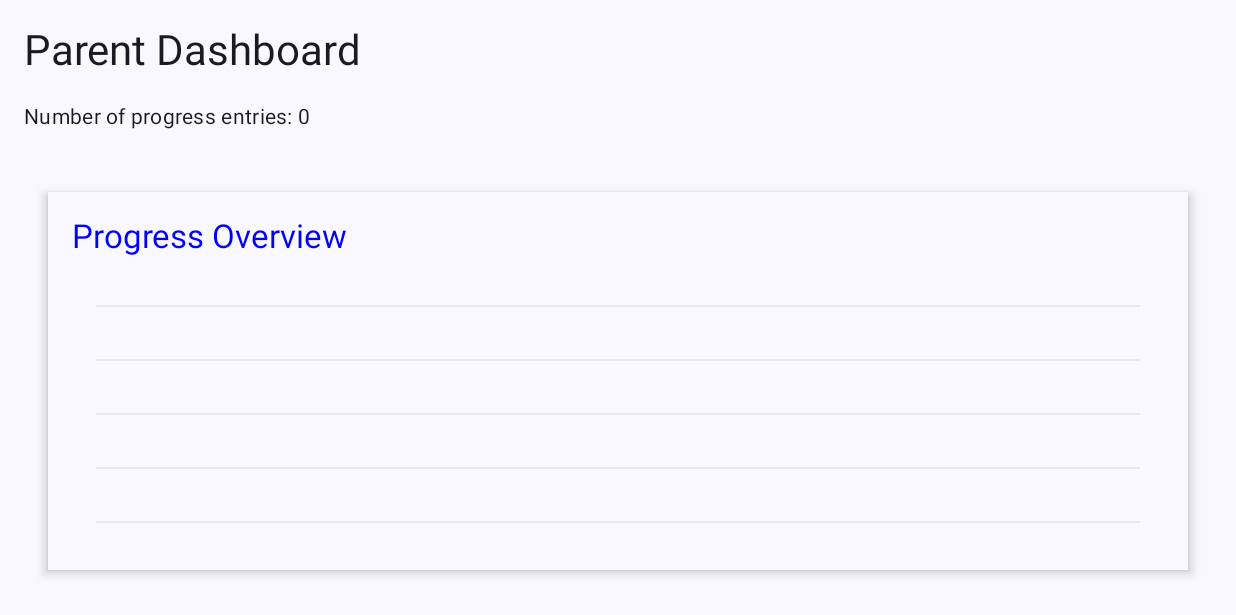
After one commit to SuperNovaXYZ/Week12, an Android app built with Jetpack Compose: the ParentDashboardScreen screen opened through its navigation route, on a phone screen of 824 x 412 dp (held sideways). The commit adds this screen. Shown: the top 615 px of the screen. Run offline under Robolectric (Android 15) with nearby library versions, the phone set to English and light mode, and no system bars.

Commit message:
Saves Progress

```diff
--- a/app/src/main/java/com/example/novacode/MainActivity.kt
+++ b/app/src/main/java/com/example/novacode/MainActivity.kt
@@ -15,6 +15,9 @@ import androidx.navigation.compose.rememberNavController
 import com.example.novacode.ui.theme.NovaCodeTheme
 import com.example.novacode.screens.*
 import com.example.novacode.services.MusicService
+import androidx.lifecycle.viewmodel.compose.LocalViewModelStoreOwner
+import androidx.lifecycle.viewmodel.compose.viewModel
+import com.example.novacode.viewmodels.GameViewModel
 
 class MainActivity : ComponentActivity() {
     private var musicServiceIntent: Intent? = null
@@ -48,6 +51,7 @@ class MainActivity : ComponentActivity() {
 @Composable
 fun NovaCodeApp() {
     val navController = rememberNavController()
+    val sharedViewModel: GameViewModel = viewModel()
 
     NavHost(navController = navController, startDestination = "welcome") {
         composable("welcome") { WelcomeScreen(navController) }
@@ -56,8 +60,9 @@ fun NovaCodeApp() {
         composable("parentRegister") { ParentRegisterScreen(navController) }
         composable("childRegister") { ChildRegisterScreen(navController) }
         composable("mainMenu") { MainMenuScreen(navController) }
-        composable("level1") { Level1Screen(navController) }
-        composable("level2") { Level2Screen(navController) }
-        composable("level3") { Level3Screen(navController) }
+        composable("level1") { Level1Screen(navController, sharedViewModel) }
+        composable("level2") { Level2Screen(navController, sharedViewModel) }
+        composable("level3") { Level3Screen(navController, sharedViewModel) }
+        composable("parentDashboard") { ParentDashboardScreen(navController, sharedViewModel) }
     }
 }
--- /dev/null
+++ b/app/src/main/java/com/example/novacode/components/ProgressChart.kt
@@ -0,0 +1,103 @@
+package com.example.novacode.components
+
+import androidx.compose.foundation.Canvas
+import androidx.compose.foundation.layout.*
+import androidx.compose.material3.*
+import androidx.compose.runtime.*
+import androidx.compose.ui.Alignment
+import androidx.compose.ui.Modifier
+import androidx.compose.ui.geometry.Offset
+import androidx.compose.ui.graphics.Color
+import androidx.compose.ui.graphics.Path
+import androidx.compose.ui.graphics.drawscope.Stroke
+import androidx.compose.ui.unit.dp
+import com.example.novacode.data.GameProgress
+
+@Composable
+fun ProgressChart(
+    progressList: List<GameProgress>,
+    modifier: Modifier = Modifier
+) {
+    Surface(
+        modifier = modifier.padding(16.dp),
+        shadowElevation = 4.dp,
+        color = MaterialTheme.colorScheme.surface
+    ) {
+        Column(modifier = Modifier.padding(16.dp)) {
+            Text(
+                "Progress Overview",
+                style = MaterialTheme.typography.titleLarge,
+                color = Color.Blue
+            )
+
+            Spacer(modifier = Modifier.height(16.dp))
+
+            Canvas(
+                modifier = Modifier
+                    .fillMaxWidth()
+                    .height(200.dp)
+                    .padding(16.dp)
+            ) {
+                val width = size.width
+                val height = size.height
+                val maxScore = progressList.maxOfOrNull { it.score } ?: 100
+
+                // Draw grid lines
+                for (i in 0..4) {
+                    val y = height * (1 - i / 4f)
+                    drawLine(
+                        color = Color.Gray.copy(alpha = 0.3f),
+                        start = Offset(0f, y),
+                        end = Offset(width, y),
+                        strokeWidth = 1f
+                    )
+                }
+
+                // Draw progress line
+                if (progressList.isNotEmpty()) {
+                    val path = Path()
+                    val xStep = width / (progressList.size - 1).coerceAtLeast(1)
+                    val points = progressList.map { it.score.toFloat() / maxScore }
+
+                    if (points.size == 1) {
+                        // If only one point, draw a dot
+                        val x = width / 2
+                        val y = height * (1 - points[0])
+                        drawCircle(
+                            color = Color.Blue,
+                            radius = 4.dp.toPx(),
+                            center = Offset(x, y)
+                        )
+                    } else {
+                        // Draw connected line for multiple points
+                        path.moveTo(0f, height * (1 - points.first()))
+                        points.forEachIndexed { index, point ->
+                            path.lineTo(index * xStep, height * (1 - point))
+                        }
+
+                        drawPath(
+                            path = path,
+                            color = Color.Blue,
+                            style = Stroke(width = 3f)
+                        )
+                    }
+                }
+            }
+
+            // Level labels
+            Row(
+                modifier = Modifier
+                    .fillMaxWidth()
+                    .padding(top = 8.dp),
+                horizontalArrangement = Arrangement.SpaceBetween
+            ) {
+                progressList.forEach { progress ->
+                    Text(
+                        "Level ${progress.levelId}",
+                        style = MaterialTheme.typography.bodySmall
+                    )
+                }
+            }
+        }
+    }
+}
--- a/app/src/main/java/com/example/novacode/data/User.kt
+++ b/app/src/main/java/com/example/novacode/data/User.kt
@@ -13,5 +13,5 @@ data class GameProgress(
     val gameId: Int,
     val completed: Boolean,
     val score: Int,
-    val timestamp: Long = System.currentTimeMillis()
-)
+    val timestamp: Long = System.currentTimeMillis(),
+    )
--- /dev/null
+++ b/app/src/main/java/com/example/novacode/screens/ParentDashboardScreen.kt
@@ -0,0 +1,87 @@
+package com.example.novacode.screens
+
+import androidx.compose.foundation.layout.*
+import androidx.compose.material3.*
+import androidx.compose.runtime.*
+import androidx.compose.ui.Alignment
+import androidx.compose.ui.Modifier
+import androidx.compose.ui.unit.dp
+import androidx.navigation.NavController
+import com.example.novacode.data.GameProgress
+import com.example.novacode.components.ProgressChart
+import androidx.lifecycle.viewmodel.compose.viewModel
+import com.example.novacode.viewmodels.GameViewModel
+
+@Composable
+fun ParentDashboardScreen(navController: NavController, gameViewModel: GameViewModel) {
+    val progressList by gameViewModel.progress.collectAsState()
+
+    Column(
+        modifier = Modifier
+            .fillMaxSize()
+            .padding(16.dp)
+    ) {
+        Text(
+            "Parent Dashboard",
+            style = MaterialTheme.typography.headlineMedium,
+            modifier = Modifier.padding(bottom = 16.dp)
+        )
+
+        // Debug info
+        Text(
+            "Number of progress entries: ${progressList.size}",
+            style = MaterialTheme.typography.bodyMedium,
+            modifier = Modifier.padding(bottom = 8.dp)
+        )
+
+        progressList.forEach { progress ->
+            Text(
+                "Level ${progress.levelId}: Score ${progress.score}",
+                style = MaterialTheme.typography.bodySmall
+            )
+        }
+
+        Spacer(modifier = Modifier.height(16.dp))
+
+        ProgressChart(
+            progressList = progressList,
+            modifier = Modifier
+                .fillMaxWidth()
+                .height(300.dp)
+        )
+
+        // Coin Collection Summary
+        Card(
+            modifier = Modifier
+                .fillMaxWidth()
+                .padding(vertical = 16.dp),
+            elevation = CardDefaults.cardElevation(defaultElevation = 4.dp)
+        ) {
+            Column(modifier = Modifier.padding(16.dp)) {
+                Text(
+                    "Level Progress",
+                    style = MaterialTheme.typography.titleMedium
+                )
+
+                progressList.forEach { progress ->
+                    Row(
+                        modifier = Modifier
+                            .fillMaxWidth()
+                            .padding(vertical = 8.dp),
+                        horizontalArrangement = Arrangement.SpaceBetween
+                    ) {
+                        Text("Level ${progress.levelId}")
+                        Text("Score: ${progress.score}")
+                    }
+                }
+            }
+        }
+
+        Button(
+            onClick = { navController.navigate("mainMenu") },
+            modifier = Modifier.padding(top = 16.dp)
+        ) {
+            Text("Back to Menu")
+        }
+    }
+}
--- /dev/null
+++ b/app/src/main/java/com/example/novacode/viewmodels/GameViewModel.kt
@@ -0,0 +1,19 @@
+package com.example.novacode.viewmodels
+
+import androidx.lifecycle.ViewModel
+import com.example.novacode.data.GameProgress
+import kotlinx.coroutines.flow.MutableStateFlow
+import kotlinx.coroutines.flow.StateFlow
+import kotlinx.coroutines.flow.update
+
+class GameViewModel : ViewModel() {
+    private val _progress = MutableStateFlow<List<GameProgress>>(emptyList())
+    val progress: StateFlow<List<GameProgress>> = _progress
+
+    fun addProgress(newProgress: GameProgress) {
+        _progress.update { currentProgress ->
+            val updatedProgress = currentProgress + newProgress
+            updatedProgress.sortedBy { it.levelId }
+        }
+    }
+}
```
Also changed, not shown: app/src/main/java/com/example/novacode/screens/GameScreens.kt (+55 -6 lines).
